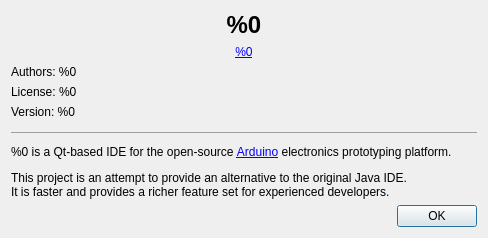
This is gui/AboutDialog.ui in mupuf/arduide as Qt 5 draws it before an edit. The edited form follows.
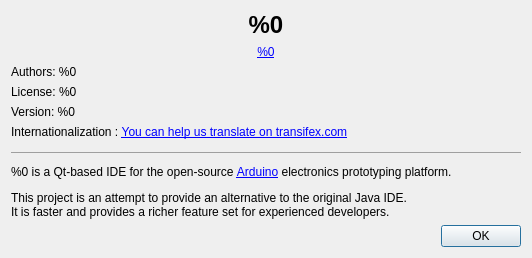
This is the edited form.

Commit message: add a link to translation project (transifex.com) in About Box

Patch:
```diff
--- a/gui/AboutDialog.ui
+++ b/gui/AboutDialog.ui
@@ -6,8 +6,8 @@
    <rect>
     <x>0</x>
     <y>0</y>
-    <width>488</width>
-    <height>233</height>
+    <width>532</width>
+    <height>241</height>
    </rect>
   </property>
   <property name="windowTitle">
@@ -63,6 +63,16 @@
      </property>
     </widget>
    </item>
+   <item>
+    <widget class="QLabel" name="translationLabel">
+     <property name="text">
+      <string>Internationalization : &lt;a href=&quot;%0&quot;&gt;You can help us translate on transifex.com&lt;/a&gt;</string>
+     </property>
+     <property name="openExternalLinks">
+      <bool>true</bool>
+     </property>
+    </widget>
+   </item>
    <item>
     <widget class="QLabel" name="label_2">
      <property name="text">
```
The commit also changes 5 other files.
